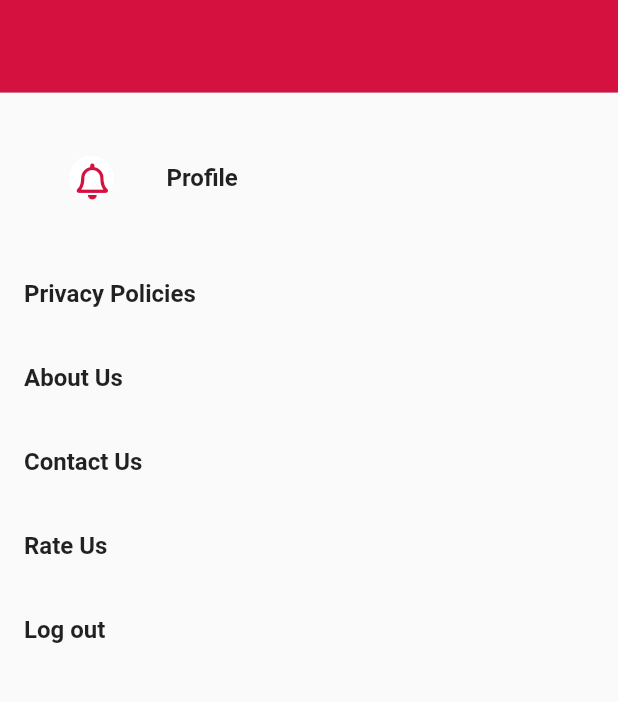
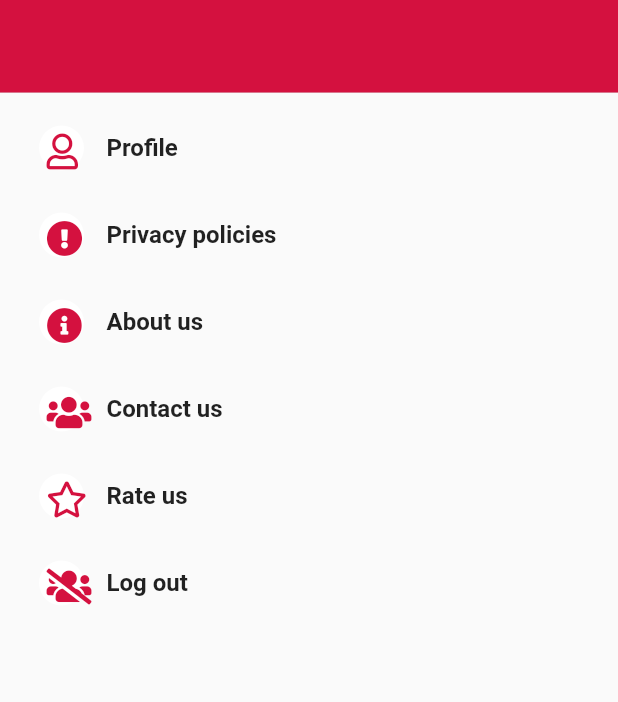
Before and after one commit to namanagarwal1470/regioninfinity, a Flutter app: what draweritems() shows on an empty page, opened directly, on a phone screen of 412 x 824 dp, the part 149-851 px from its top. Run offline on Flutter 3.47's test engine with Material 2 defaults, Android fonts, the light colour scheme and no system bars; our stand-ins replace cloud_firestore, firebase_auth, firebase_core, font_awesome_flutter, google_sign_in, hexcolor and 1 more; missing offline and left inert: flutter_facebook_auth, flutter_tex, syncfusion_flutter_pdfviewer, toggle_bar; accounts and stored records are empty; network calls fail.

Commit message:
15-12-2021

```diff
--- a/lib/main.dart
+++ b/lib/main.dart
@@ -18,6 +18,7 @@ class myapp extends StatelessWidget {
 
   @override
   Widget build(BuildContext context) {
-    return MaterialApp(debugShowCheckedModeBanner: false, home: splash());
+    return MaterialApp(
+        debugShowCheckedModeBanner: false, home: DashboardPage());
   }
 }
--- a/lib/widgets/dashboardwidget.dart
+++ b/lib/widgets/dashboardwidget.dart
@@ -24,11 +24,16 @@ Widget draweritems(BuildContext context) {
               fontWeight: FontWeight.bold),
         )),
       ),
-      ListTile(
+      GestureDetector(
+        onTap: () {
+          Navigator.push(
+              context, MaterialPageRoute(builder: (context) => profilePage()));
+        },
+        child: ListTile(
           title: Row(
             children: [
               Container(
-              margin: EdgeInsets.all(30),
+                margin: EdgeInsets.all(10),
                 height: 30,
                 width: 30,
                 decoration: BoxDecoration(
@@ -36,7 +41,7 @@ Widget draweritems(BuildContext context) {
                 child: Center(
                   child: IconButton(
                     padding: EdgeInsets.all(5),
-                  icon: Icon(FontAwesomeIcons.bell),
+                    icon: Icon(FontAwesomeIcons.user),
                     color: colortype().redcolor,
                     onPressed: () {},
                   ),
@@ -50,28 +55,121 @@ Widget draweritems(BuildContext context) {
             ],
           ),
         ),
+      ),
       ListTile(
-        title: Text(
-          'Privacy Policies',
+        title: Row(
+          children: [
+            GestureDetector(
+              onTap: () {},
+              child: Container(
+                margin: EdgeInsets.all(10),
+                height: 30,
+                width: 30,
+                decoration: BoxDecoration(
+                    shape: BoxShape.circle, color: colortype().whitecolor),
+                child: Center(
+                  child: IconButton(
+                    padding: EdgeInsets.all(5),
+                    icon: Icon(FontAwesomeIcons.exclamationCircle),
+                    color: colortype().redcolor,
+                    onPressed: () {},
+                  ),
+                ),
+              ),
+            ),
+            SizedBox(width: 5),
+            Text(
+              'Privacy policies',
               style: TextStyle(fontWeight: FontWeight.bold),
+            ),
+          ],
         ),
       ),
       ListTile(
-        title: Text(
-          'About Us',
+        title: Row(
+          children: [
+            GestureDetector(
+              onTap: () {},
+              child: Container(
+                margin: EdgeInsets.all(10),
+                height: 30,
+                width: 30,
+                decoration: BoxDecoration(
+                    shape: BoxShape.circle, color: colortype().whitecolor),
+                child: Center(
+                  child: IconButton(
+                    padding: EdgeInsets.all(5),
+                    icon: Icon(FontAwesomeIcons.infoCircle),
+                    color: colortype().redcolor,
+                    onPressed: () {},
+                  ),
+                ),
+              ),
+            ),
+            SizedBox(width: 5),
+            Text(
+              'About us',
               style: TextStyle(fontWeight: FontWeight.bold),
+            ),
+          ],
         ),
       ),
       ListTile(
-        title: Text(
-          'Contact Us',
+        title: Row(
+          children: [
+            GestureDetector(
+              onTap: () {},
+              child: Container(
+                margin: EdgeInsets.all(10),
+                height: 30,
+                width: 30,
+                decoration: BoxDecoration(
+                    shape: BoxShape.circle, color: colortype().whitecolor),
+                child: Center(
+                  child: IconButton(
+                    padding: EdgeInsets.all(5),
+                    icon: Icon(FontAwesomeIcons.users),
+                    color: colortype().redcolor,
+                    onPressed: () {},
+                  ),
+                ),
+              ),
+            ),
+            SizedBox(width: 5),
+            Text(
+              'Contact us',
               style: TextStyle(fontWeight: FontWeight.bold),
+            ),
+          ],
         ),
       ),
       ListTile(
-        title: Text(
-          'Rate Us',
+        title: Row(
+          children: [
+            GestureDetector(
+              onTap: () {},
+              child: Container(
+                margin: EdgeInsets.all(10),
+                height: 30,
+                width: 30,
+                decoration: BoxDecoration(
+                    shape: BoxShape.circle, color: colortype().whitecolor),
+                child: Center(
+                  child: IconButton(
+                    padding: EdgeInsets.all(5),
+                    icon: Icon(FontAwesomeIcons.star),
+                    color: colortype().redcolor,
+                    onPressed: () {},
+                  ),
+                ),
+              ),
+            ),
+            SizedBox(width: 5),
+            Text(
+              'Rate us',
               style: TextStyle(fontWeight: FontWeight.bold),
+            ),
+          ],
         ),
       ),
       GestureDetector(
@@ -89,9 +187,29 @@ Widget draweritems(BuildContext context) {
               (Route<dynamic> route) => false);
         },
         child: ListTile(
-          title: Text(
+          title: Row(
+            children: [
+              Container(
+                margin: EdgeInsets.all(10),
+                height: 30,
+                width: 30,
+                decoration: BoxDecoration(
+                    shape: BoxShape.circle, color: colortype().whitecolor),
+                child: Center(
+                  child: IconButton(
+                    padding: EdgeInsets.all(5),
+                    icon: Icon(FontAwesomeIcons.usersSlash),
+                    color: colortype().redcolor,
+                    onPressed: () {},
+                  ),
+                ),
+              ),
+              SizedBox(width: 5),
+              Text(
                 'Log out',
                 style: TextStyle(fontWeight: FontWeight.bold),
+              ),
+            ],
           ),
         ),
       ),
```
Also changed, not shown: lib/screens/auth/loginscreen.dart (+3 -40 lines), lib/services/auth_services.dart (+70 -28 lines), lib/widgets/queswidgets.dart (+48 -23 lines). Lines whose indentation alone changed are shown as unchanged.
